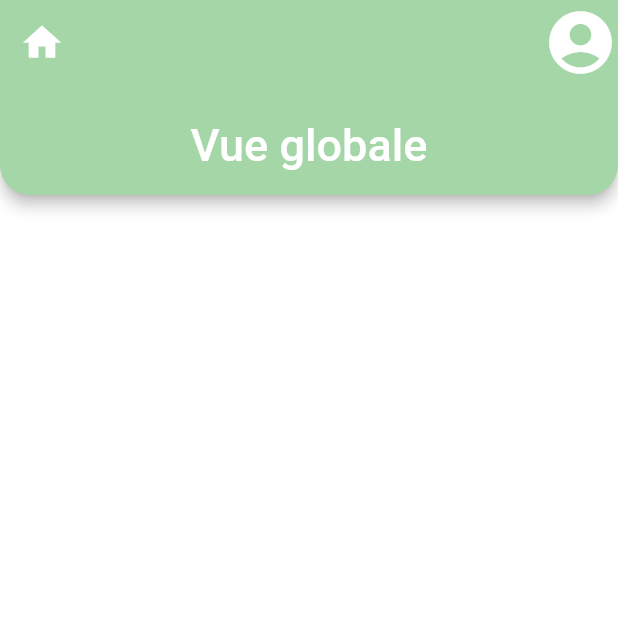
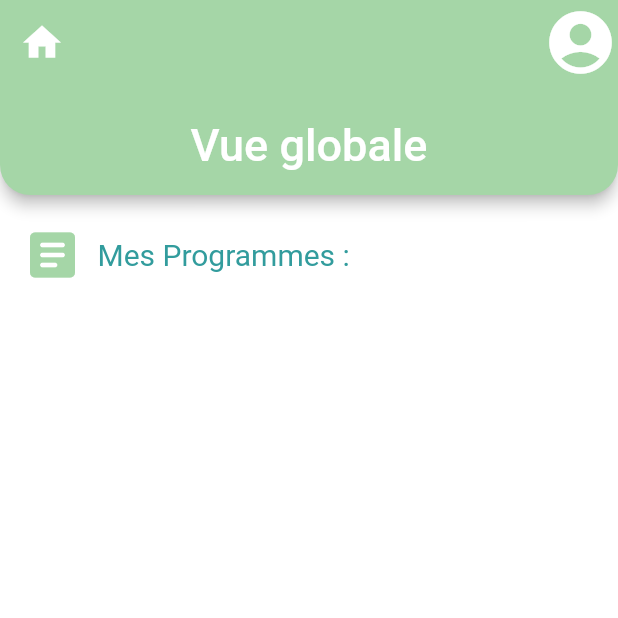
Before and after one commit to Zeehr01/AppFlutterKine, a Flutter app: the screen it shows after launch, on a phone screen of 412 x 824 dp, the top half of it. Run offline on Flutter 3.47's test engine with Material 2 defaults, Android fonts, the phone set to English and light mode, and no system bars.

Commit message:
ajout de la fonctionalité mes programmes dans la vue patient

```diff
--- a/lib/views/patientOverView.dart
+++ b/lib/views/patientOverView.dart
@@ -11,6 +11,37 @@ class PatientOverView extends StatefulWidget {
 class _PatientOverView extends State<PatientOverView> {
   @override
   Widget build(BuildContext context) {
-    return Scaffold(appBar: appBarMain(context));
+    return Scaffold(
+      appBar: appBarMain(context),
+      body: Column(children: [
+        SizedBox(
+          height: 20,
+        ),
+        Row(
+          mainAxisAlignment: MainAxisAlignment.start,
+          children: [
+            SizedBox(
+              width: 15,
+            ),
+            const Icon(
+              Icons.article_rounded,
+              color: Color(0xFFA5D6A7),
+              size: 40.0,
+            ),
+            SizedBox(
+              width: 10,
+            ),
+            Text(
+              "Mes Programmes :",
+              style: TextStyle(
+                color: Color(0xFF329C9D),
+                fontSize: 20,
+              ),
+              textAlign: TextAlign.left,
+            ),
+          ],
+        ),
+      ]),
+    );
   }
 }
```
